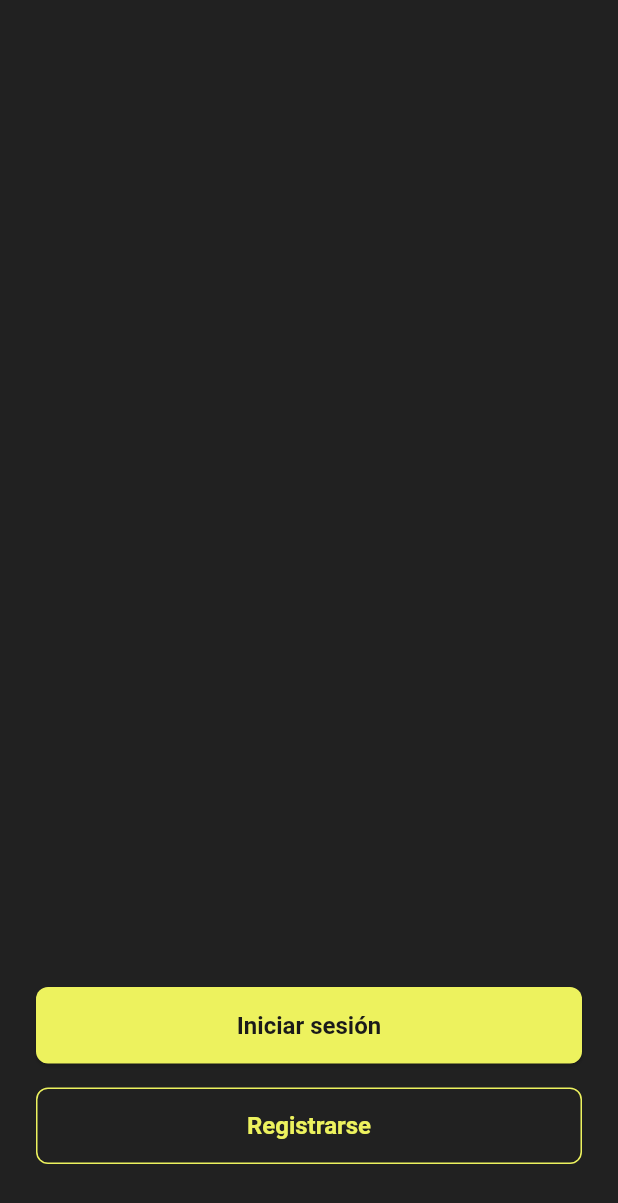
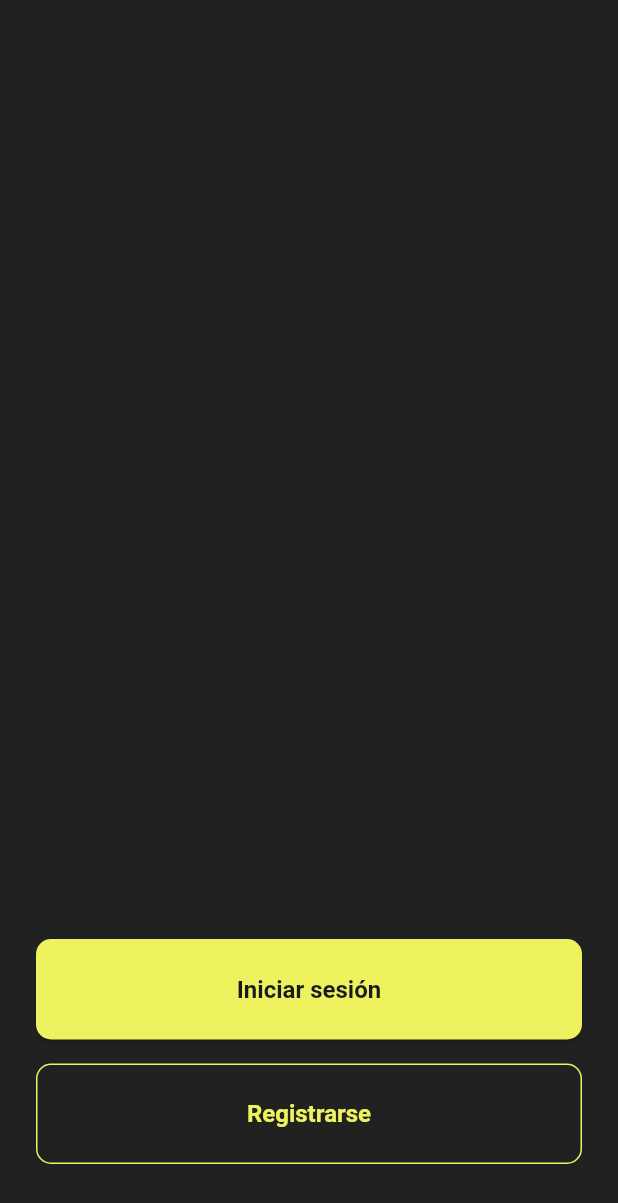
Before and after one commit to RonyOz/styla_mobile_app, a Flutter app: the screen it shows after launch, on a phone screen of 412 x 824 dp. Shown: the top 1203 px of the screen. Run offline on Flutter 3.47's test engine with Material 3 defaults, Android fonts, the phone set to English and light mode, and no system bars; our stand-ins replace flutter_bloc, supabase_flutter; accounts and stored records are empty; Roboto replaces fonts that are missing (Akatab).

Commit message:
refactor: update padding and border radius in SimpleButton styles for consistency

```diff
--- a/lib/core/widgets/simple_button.dart
+++ b/lib/core/widgets/simple_button.dart
@@ -42,9 +42,9 @@ class SimpleButton extends StatelessWidget {
         style: ElevatedButton.styleFrom(
           backgroundColor: AppColors.primary,
           foregroundColor: AppColors.textOnPrimary,
-          padding: AppSpacing.paddingMedium,
+          padding: AppSpacing.paddingLarge,
           shape: RoundedRectangleBorder(
-            borderRadius: BorderRadius.circular(8),
+            borderRadius: BorderRadius.circular(10),
           ),
           textStyle: AppTypography.button,
         ),
@@ -65,9 +65,9 @@ class SimpleButton extends StatelessWidget {
         style: OutlinedButton.styleFrom(
           foregroundColor: AppColors.primary,
           side: BorderSide(color: AppColors.primary),
-          padding: AppSpacing.paddingMedium,
+          padding: AppSpacing.paddingLarge,
           shape: RoundedRectangleBorder(
-            borderRadius: BorderRadius.circular(8),
+            borderRadius: BorderRadius.circular(10),
           ),
           textStyle: AppTypography.button,
         ),
```
